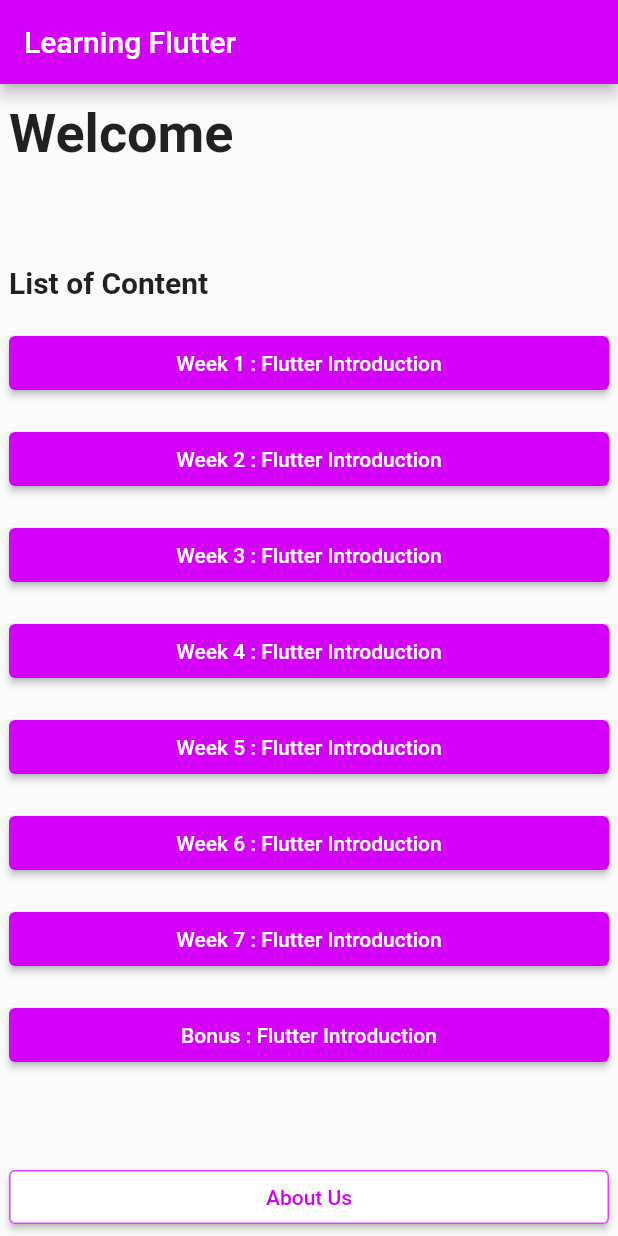
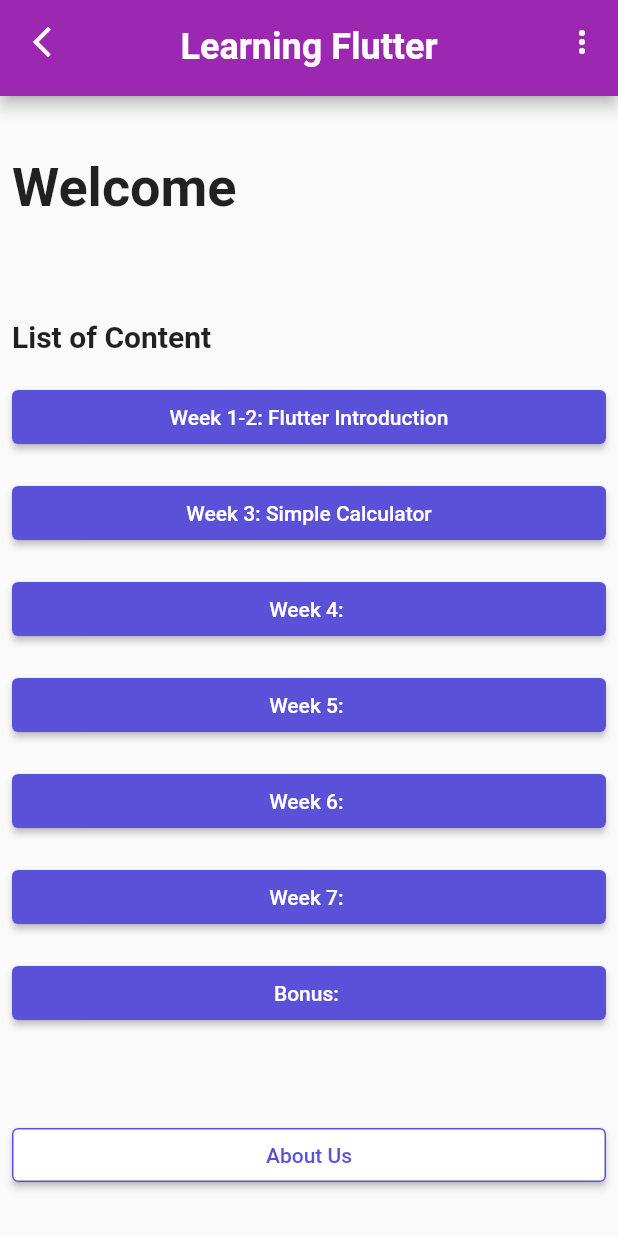
Before and after one commit to Three-Musketeers-IF-C-Sore/learningflutter_threemusketeers_ifcsore, a Flutter app: the screen it shows after launch, on a phone screen of 412 x 824 dp. Run offline on Flutter 3.47's test engine with Material 2 defaults, Android fonts, the phone set to English and light mode, and no system bars; Roboto replaces fonts that are missing (Plus Jakarta Sans).

Commit message:
refactor appbar and button component, reformat code

```diff
--- a/lib/flutter_introduction.dart
+++ b/lib/flutter_introduction.dart
@@ -1,5 +1,6 @@
 import 'package:flutter/material.dart';
 import 'package:learningflutter_threemusketeers_ifcsore/theme/typography.dart';
+import 'package:learningflutter_threemusketeers_ifcsore/widgets/main/appbar.dart';
 
 class FlutterIntro extends StatefulWidget {
   const FlutterIntro({super.key});
@@ -33,71 +34,43 @@ class _FlutterIntroState extends State<FlutterIntro> {
   @override
   Widget build(BuildContext context) {
     return Scaffold(
-      backgroundColor:
-          isReadMode == true ? Colors.orange.shade100 : Colors.white,
-      appBar: AppBar(
-        leading: IconButton(
-          icon: const Icon(
-            Icons.arrow_back_ios_new,
-            color: Colors.white,
-          ),
-          onPressed: () => Navigator.of(context).pop(),
-        ),
-        centerTitle: true,
-        title: const Text(
-          'Flutter',
-          style: $heading2Light,
-        ),
-        backgroundColor: Colors.purple,
-        actions: [
-          PopupMenuButton(
-            icon: const Icon(
-              Icons.more_vert,
-              color: Colors.white,
-            ),
-            itemBuilder: (context) {
-              return [
+      backgroundColor: isReadMode == true ? Colors.orange.shade100 : Colors.white,
+      appBar: MainAppBar(
+        title: "Flutter",
+        actionsBuilder: [
           PopupMenuItem(
             value: "read",
             child: Container(
               color: isReadMode ? Colors.blue.shade400 : Colors.white,
               padding: const EdgeInsets.all(10),
-                    child: Row(children: const [
+              child: Row(
+                children: const [
                   Icon(
                     Icons.chrome_reader_mode_outlined,
                     color: Colors.black,
                   ),
                   Padding(padding: EdgeInsets.only(left: 10)),
                   Text('Read Mode'),
-                    ]),
+                ],
+              ),
             ),
           ),
           PopupMenuItem(
             value: "up",
             child: Container(
               padding: const EdgeInsets.all(10),
-                    child: Row(children: const [
+              child: Row(
+                children: const [
                   Icon(
                     Icons.arrow_upward,
                     color: Colors.black,
                   ),
                   Padding(padding: EdgeInsets.only(left: 10)),
                   Text('Scroll Up')
-                    ]),
+                ],
               ),
-                )
-              ];
-            },
-            onSelected: (value) {
-              if (value == "read") {
-                setState(() {
-                  isReadMode = !isReadMode;
-                });
-              } else if (value == "up") {
-                _scrollToTop();
-              }
-            },
-          )
+            ),
+          ),
         ],
       ),
       body: SingleChildScrollView(
--- a/lib/main.dart
+++ b/lib/main.dart
@@ -1,7 +1,11 @@
 import 'package:flutter/material.dart';
+import 'package:learningflutter_threemusketeers_ifcsore/flutter_introduction.dart';
 import 'package:learningflutter_threemusketeers_ifcsore/theme/colors.dart';
-import 'package:learningflutter_threemusketeers_ifcsore/flutter_introduction.dart';
 import 'package:learningflutter_threemusketeers_ifcsore/theme/typography.dart';
+import 'package:learningflutter_threemusketeers_ifcsore/w3_simple_calculator.dart';
+import 'package:learningflutter_threemusketeers_ifcsore/widgets/home/button.dart';
+import 'package:learningflutter_threemusketeers_ifcsore/widgets/main/appbar.dart';
+import 'package:learningflutter_threemusketeers_ifcsore/service/navigate.dart';
 
 void main() {
   runApp(const MyApp());
@@ -35,12 +39,11 @@ class _MyHomePageState extends State<MyHomePage> {
   @override
   Widget build(BuildContext context) {
     return Scaffold(
-      appBar: AppBar(
-        title: Text(widget.title),
-        backgroundColor: Colors.purpleAccent.shade400,
-      ),
+      appBar: const MainAppBar(title: "Learning Flutter"),
       body: Center(
         child: SingleChildScrollView(
+          child: Padding(
+            padding: const EdgeInsets.all(8),
             child: Column(
               mainAxisAlignment: MainAxisAlignment.spaceEvenly,
               children: [
@@ -57,6 +60,7 @@ class _MyHomePageState extends State<MyHomePage> {
                   ),
                 ),
                 const Padding(padding: EdgeInsets.all(30)),
+
                 const SizedBox(
                   width: 400,
                   child: Align(
@@ -70,94 +74,38 @@ class _MyHomePageState extends State<MyHomePage> {
                   ),
                 ),
                 const Padding(padding: EdgeInsets.all(8)),
-            ElevatedButton(
-                onPressed: () {
-                  Route route = MaterialPageRoute(
-                      builder: (context) => const FlutterIntro());
-                  Navigator.push(context, route);
-                },
-                style: ElevatedButton.styleFrom(
-                    fixedSize: const Size(400, 35),
-                    backgroundColor: Colors.purpleAccent.shade400),
-                child: const Text('Week 1 : Flutter Introduction')),
+
+                HomeButton(text: "Week 1-2: Flutter Introduction", handleOnPressed: () => {
+                  navigate(context, const FlutterIntro()),
+                }),
                 const Padding(padding: EdgeInsets.all(8)),
-            ElevatedButton(
-                onPressed: () {
-                  //
-                },
-                style: ElevatedButton.styleFrom(
-                    fixedSize: const Size(400, 35),
-                    backgroundColor: Colors.purpleAccent.shade400),
-                child: const Text('Week 2 : Flutter Introduction')),
+
+                HomeButton(text: "Week 3: Simple Calculator", handleOnPressed: () => {
+                  navigate(context, const SimpleCalculator()),
+                }),
                 const Padding(padding: EdgeInsets.all(8)),
-            ElevatedButton(
-                onPressed: () {
-                  //
-                },
-                style: ElevatedButton.styleFrom(
-                    fixedSize: const Size(400, 35),
-                    backgroundColor: Colors.purpleAccent.shade400),
-                child: const Text('Week 3 : Flutter Introduction')),
+
+                HomeButton(text: "Week 4: ", handleOnPressed: () => {}),
                 const Padding(padding: EdgeInsets.all(8)),
-            ElevatedButton(
-                onPressed: () {
-                  //
-                },
-                style: ElevatedButton.styleFrom(
-                    fixedSize: const Size(400, 35),
-                    backgroundColor: Colors.purpleAccent.shade400),
-                child: const Text('Week 4 : Flutter Introduction')),
+
+                HomeButton(text: "Week 5: ", handleOnPressed: () => {}),
                 const Padding(padding: EdgeInsets.all(8)),
-            ElevatedButton(
-                onPressed: () {
-                  //
-                },
-                style: ElevatedButton.styleFrom(
-                    fixedSize: const Size(400, 35),
-                    backgroundColor: Colors.purpleAccent.shade400),
-                child: const Text('Week 5 : Flutter Introduction')),
+
+                HomeButton(text: "Week 6: ", handleOnPressed: () => {}),
                 const Padding(padding: EdgeInsets.all(8)),
-            ElevatedButton(
-                onPressed: () {
-                  //
-                },
-                style: ElevatedButton.styleFrom(
-                    fixedSize: const Size(400, 35),
-                    backgroundColor: Colors.purpleAccent.shade400),
-                child: const Text('Week 6 : Flutter Introduction')),
+
+                HomeButton(text: "Week 7: ", handleOnPressed: () => {}),
                 const Padding(padding: EdgeInsets.all(8)),
-            ElevatedButton(
-                onPressed: () {
-                  //
-                },
-                style: ElevatedButton.styleFrom(
-                    fixedSize: const Size(400, 35),
-                    backgroundColor: Colors.purpleAccent.shade400),
-                child: const Text('Week 7 : Flutter Introduction')),
-            const Padding(padding: EdgeInsets.all(8)),
-            ElevatedButton(
-                onPressed: () {
-                  //
-                },
-                style: ElevatedButton.styleFrom(
-                    fixedSize: const Size(400, 35),
-                    backgroundColor: Colors.purpleAccent.shade400),
-                child: const Text('Bonus : Flutter Introduction')),
+
+                HomeButton(text: "Bonus: ", handleOnPressed: () => {}),
                 const Padding(padding: EdgeInsets.all(30)),
-            ElevatedButton(
-                onPressed: () {
-                  //
-                },
-                style: ElevatedButton.styleFrom(
-                    fixedSize: const Size(400, 35),
-                    backgroundColor: Colors.white,
-                    foregroundColor: Colors.purpleAccent.shade400,
-                    side:
-                        const BorderSide(width: 1, color: Colors.purpleAccent)),
-                child: const Text('About Us')),
+
+                HomeButton(isOutlined: true, text: "About Us", handleOnPressed: () => {}),
               ],
             ),
-      )),
+          )
+        )
+      ),
     );
   }
 }
--- /dev/null
+++ b/lib/service/navigate.dart
@@ -0,0 +1,8 @@
+import 'package:flutter/material.dart';
+
+void navigate(BuildContext context, page) {
+  Route route = MaterialPageRoute(
+    builder: (context) => page,
+  );
+  Navigator.push(context, route);
+}
--- /dev/null
+++ b/lib/widgets/home/button.dart
@@ -0,0 +1,32 @@
+import 'package:flutter/material.dart';
+import 'package:learningflutter_threemusketeers_ifcsore/theme/colors.dart';
+import 'package:learningflutter_threemusketeers_ifcsore/flutter_introduction.dart';
+
+
+class HomeButton extends StatefulWidget {
+  const HomeButton({super.key, required this.text, required this.handleOnPressed, this.isOutlined = false});
+
+  final bool isOutlined;
+  final String text;
+  final Function handleOnPressed;
+
+  @override
+  State<HomeButton> createState() => _HomeButtonState();
+}
+
+class _HomeButtonState extends State<HomeButton> {
+  @override
+  Widget build(BuildContext context) {
+    return ElevatedButton(
+        onPressed: () {
+          widget.handleOnPressed();
+        },
+        style: ElevatedButton.styleFrom(
+          fixedSize: const Size(400, 35),
+          backgroundColor: widget.isOutlined ? $white : $primary500,
+          foregroundColor: widget.isOutlined ? $primary500 : null,
+          side: widget.isOutlined ? const BorderSide(width: 1, color: $primary500) : null,
+        ),
+        child: Text(widget.text));
+  }
+}
--- /dev/null
+++ b/lib/widgets/main/appbar.dart
@@ -0,0 +1,51 @@
+import 'package:flutter/material.dart';
+import 'package:learningflutter_threemusketeers_ifcsore/theme/typography.dart';
+
+class MainAppBar extends StatefulWidget implements PreferredSizeWidget {
+  const MainAppBar({super.key, required this.title, this.actionsBuilder = const []});
+
+  final String title;
+  final List<PopupMenuEntry> actionsBuilder;
+
+  @override
+  State<MainAppBar> createState() => _MainAppBarState();
+
+  @override
+  Size get preferredSize => const Size.fromHeight(64.0);
+}
+
+class _MainAppBarState extends State<MainAppBar> {
+
+  @override
+  Widget build(BuildContext context) {
+    return PreferredSize(
+      preferredSize: const Size.fromHeight(64.0),
+      child: AppBar(
+        leading: IconButton(
+          icon: const Icon(
+            Icons.arrow_back_ios_new,
+            color: Colors.white,
+          ),
+          onPressed: () => Navigator.of(context).pop(),
+        ),
+        centerTitle: true,
+        title: Text(
+          widget.title,
+          style: $heading4Bold,
+        ),
+        backgroundColor: Colors.purple,
+        actions: [
+          PopupMenuButton(
+            icon: const Icon(
+              Icons.more_vert,
+              color: Colors.white,
+            ),
+            itemBuilder: (context) {
+              return widget.actionsBuilder;
+            }
+          ),
+        ]
+      ),
+    );
+  }
+}
```
Lines whose indentation alone changed are shown as unchanged.
